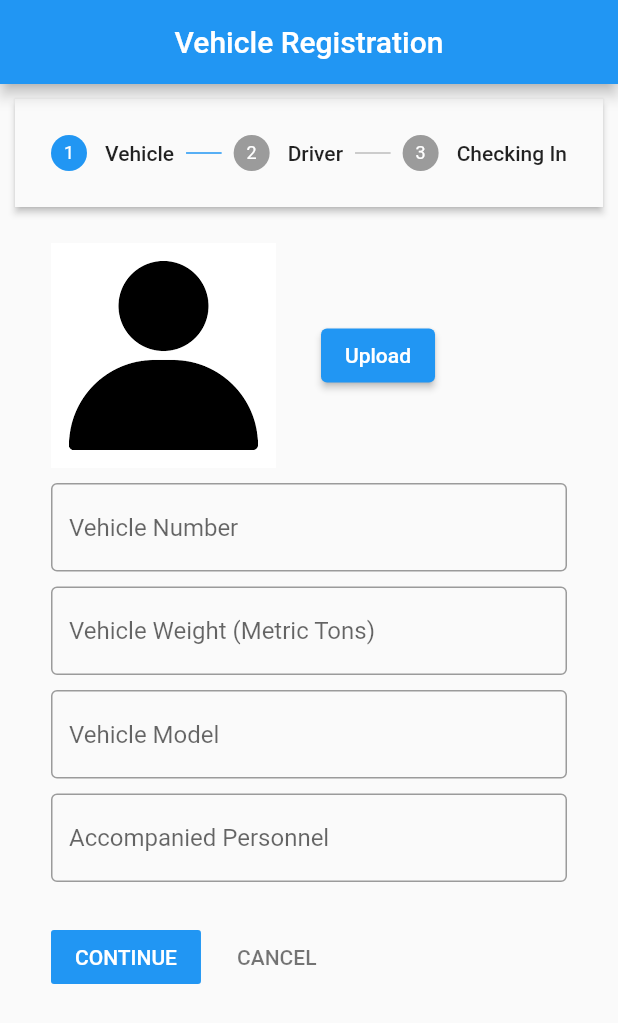
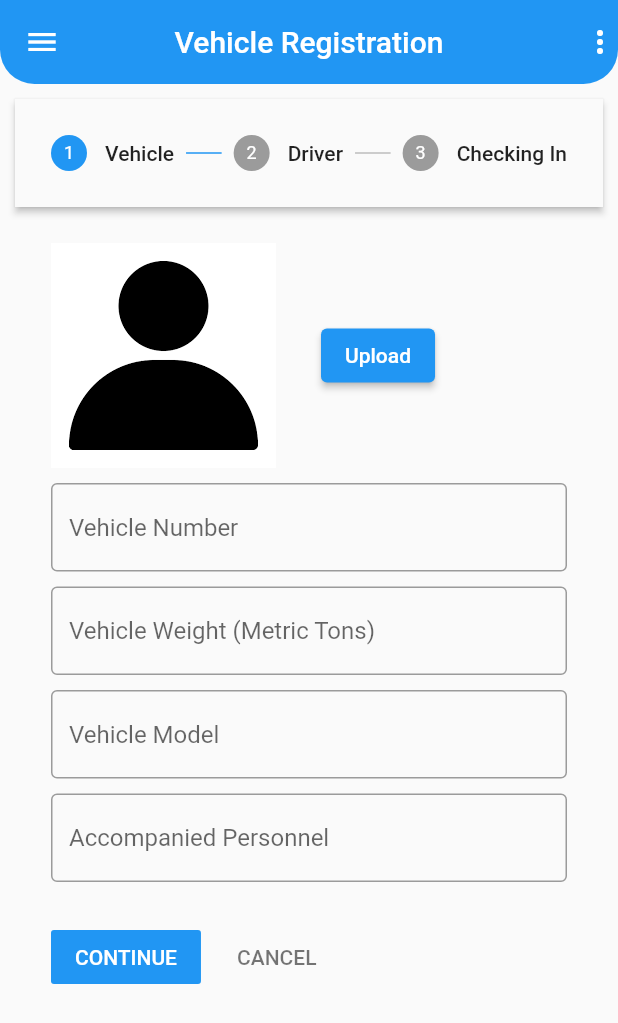
Before and after one commit to apexpre-dator/YardMaster, a Flutter app: the screen it shows after launch, after a tap on "Incoming", on a phone screen of 412 x 824 dp. Shown: the top 1023 px of the screen. Run offline on Flutter 3.47's test engine with Material 2 defaults, Android fonts, the phone set to English and light mode, and no system bars; our stand-ins replace cloud_firestore, custom_radio_grouped_button, dropdown_button2, firebase_core, firebase_storage, image_picker and 3 more; missing offline and left inert: qr_code_scanner; accounts and stored records are empty; network calls fail.

Commit message:
Up Optimized & Bug Fixes

```diff
--- a/lib/main.dart
+++ b/lib/main.dart
@@ -18,14 +18,16 @@ class MyApp extends StatelessWidget {
   @override
   Widget build(BuildContext context) {
     return MaterialApp(
-        title: 'YMS',
+        title: 'YardMaster',
         theme: ThemeData(
           primarySwatch: Colors.blue,
         ),
+        debugShowCheckedModeBanner: false,
         home: const HomeScreen(),
         routes: {
           QRViewExample.routeName: (context) => const QRViewExample(),
-          OutgoingRegistration.routeName: (context) => const OutgoingRegistration(vRegNo: ""),
+          OutgoingRegistration.routeName: (context) =>
+              const OutgoingRegistration(vRegNo: ""),
           IncomingRegistration.routeName: (context) =>
               const IncomingRegistration(),
         });
--- a/lib/screens/IncomingRegistration.dart
+++ b/lib/screens/IncomingRegistration.dart
@@ -53,9 +53,7 @@ class _IncomingRegistrationState extends State<IncomingRegistration> {
       final image = await ImagePicker().pickImage(source: ImageSource.gallery);
       if (image == null) return;
       final imageTemp = File(image.path);
-      setState(() {
-        vehicleImage = imageTemp;
-      });
+
       setState(() {
         if (flag) {
           vehicleImage = imageTemp;
@@ -72,22 +70,22 @@ class _IncomingRegistrationState extends State<IncomingRegistration> {
     setState(() {
       _isLoading = true;
     });
-    if (vModelController.text.isEmpty ||
-        vNoController.text.isEmpty ||
-        vWeightController.text.isEmpty ||
-        personsController.text.isEmpty ||
-        objectiveController.text.isEmpty ||
-        sourceController.text.isEmpty ||
-        dIdController.text.isEmpty ||
-        dNameController.text.isEmpty ||
-        dlNoController.text.isEmpty ||
-        addressController.text.isEmpty ||
-        phoneController.text.isEmpty) {
-      const snackBar = SnackBar(
-        content: Text('Please fill in all the fields correctly!'),
-      );
-      ScaffoldMessenger.of(context).showSnackBar(snackBar);
-    }
+    // if (vModelController.text.isEmpty ||
+    //     vNoController.text.isEmpty ||
+    //     vWeightController.text.isEmpty ||
+    //     personsController.text.isEmpty ||
+    //     objectiveController.text.isEmpty ||
+    //     sourceController.text.isEmpty ||
+    //     dIdController.text.isEmpty ||
+    //     dNameController.text.isEmpty ||
+    //     dlNoController.text.isEmpty ||
+    //     addressController.text.isEmpty ||
+    //     phoneController.text.isEmpty) {
+    //   const snackBar = SnackBar(
+    //     content: Text('Please fill in all the fields correctly!'),
+    //   );
+    //   ScaffoldMessenger.of(context).showSnackBar(snackBar);
+    // }
     driver = Driver(
       dId: dIdController.text,
       dName: dNameController.text,
@@ -154,11 +152,24 @@ class _IncomingRegistrationState extends State<IncomingRegistration> {
 
   @override
   Widget build(BuildContext context) {
-    return MaterialApp(
-      home: Scaffold(
+    return Scaffold(
       appBar: AppBar(
         title: const Text("Vehicle Registration"),
         centerTitle: true,
+        elevation: 0,
+        leading: Icon(
+          Icons.menu,
+        ),
+        actions: const [
+          Icon(
+            Icons.more_vert,
+          ),
+        ],
+        shape: RoundedRectangleBorder(
+          borderRadius: BorderRadius.vertical(
+            bottom: Radius.circular(23),
+          ),
+        ),
       ),
       body: _isLoading
           ? Center(
@@ -208,6 +219,10 @@ class _IncomingRegistrationState extends State<IncomingRegistration> {
                         const SizedBox(
                           height: 45,
                         ),
+                        CustomDisplay(title: "Assigned Parking Lot "),
+                        CustomDisplay(title: "$lotNo"),
+                        CustomDisplay(title: "Assigned Dock No "),
+                        CustomDisplay(title: "$dockNo"),
                         ElevatedButton(
                           onPressed: () {
                             Navigator.of(context).pop();
@@ -230,8 +245,7 @@ class _IncomingRegistrationState extends State<IncomingRegistration> {
                             currentStep -= 1;
                           }),
                     onStepContinue: () {
-                        bool isLastStep =
-                            (currentStep == getSteps().length - 1);
+                      bool isLastStep = (currentStep == getSteps().length - 1);
                       if (isLastStep) {
                         FocusScope.of(context).unfocus();
                         registerVehicle(context);
@@ -246,7 +260,6 @@ class _IncomingRegistrationState extends State<IncomingRegistration> {
                     }),
                     steps: getSteps(),
                   )),
-      ),
     );
   }
 
@@ -437,8 +450,8 @@ class _IncomingRegistrationState extends State<IncomingRegistration> {
             Container(
               margin: const EdgeInsets.only(bottom: 10),
               child: TextField(
-                maxLines: 5,
-                minLines: 2,
+                maxLines: 2,
+                minLines: 1,
                 controller: addressController,
                 onSubmitted: (v) {},
                 decoration: const InputDecoration(
@@ -489,17 +502,19 @@ class _IncomingRegistrationState extends State<IncomingRegistration> {
             Container(
               margin: const EdgeInsets.only(bottom: 10),
               child: TextField(
-                maxLines: 5,
-                minLines: 3,
+                maxLines: 2,
+                minLines: 1,
                 controller: sourceController,
                 onSubmitted: (v) {},
                 decoration: const InputDecoration(
-                  hintText: 'Source Address',
+                  hintText: 'Enter Source Address',
                   border: OutlineInputBorder(),
                 ),
               ),
             ),
-            TextField(
+            Padding(
+              padding: const EdgeInsets.all(8.0),
+              child: TextField(
                 controller: timeIncoming, //editing controller of this TextField
                 decoration: const InputDecoration(
                   icon: Icon(Icons.timer), //icon of text field
@@ -523,6 +538,7 @@ class _IncomingRegistrationState extends State<IncomingRegistration> {
                     print("Time is not selected");
                   }
                 },
+              ),
             ),
             CustomDisplay(title: 'Parking Lot'),
             Container(
--- a/lib/screens/home.dart
+++ b/lib/screens/home.dart
@@ -36,8 +36,22 @@ class _HomeScreenState extends State<HomeScreen> with TickerProviderStateMixin {
   Widget build(BuildContext context) {
     return Scaffold(
       appBar: AppBar(
-        title: const Text("Yard Management System"),
+        title: const Text("YardMaster"),
         centerTitle: true,
+        elevation: 0,
+        leading: const Icon(
+          Icons.menu,
+        ),
+        actions: const [
+          Icon(
+            Icons.more_vert,
+          ),
+        ],
+        shape: RoundedRectangleBorder(
+          borderRadius: BorderRadius.vertical(
+            bottom: Radius.circular(23),
+          ),
+        ),
       ),
       body: TabBarView(
         controller: _motionTabBarController,
@@ -49,18 +63,17 @@ class _HomeScreenState extends State<HomeScreen> with TickerProviderStateMixin {
               child: Column(
                 crossAxisAlignment: CrossAxisAlignment.center,
                 children: [
+                  Image.network(
+                      "https://cdn.corporate.walmart.com/dims4/WMT/71169a3/2147483647/strip/true/crop/2389x930+0+0/resize/980x381!/quality/90/?url=https%3A%2F%2Fcdn.corporate.walmart.com%2Fd6%2Fe7%2F48e91bac4a8ca8f22985b3682370%2Fwalmart-logos-lockupwtag-horiz-blu-rgb.png"),
                   GestureDetector(
                     onTap: () {
                       print('here');
                       Navigator.of(context)
                           .pushNamed(IncomingRegistration.routeName);
                     },
+                    child: Card(
+                      elevation: 0,
                       child: Container(
-                      decoration: BoxDecoration(
-                          border: Border.all(
-                        color: Colors.black54,
-                        width: 3,
-                      )),
                         height: 180,
                         child: Row(
                           mainAxisAlignment: MainAxisAlignment.spaceEvenly,
@@ -79,25 +92,24 @@ class _HomeScreenState extends State<HomeScreen> with TickerProviderStateMixin {
                         ),
                       ),
                     ),
+                  ),
                   const SizedBox(
                     height: 30,
                   ),
+                  Divider(),
                   GestureDetector(
                     onTap: () {
-                      // Navigator.of(context)
-                      //               .pushNamed(QRViewExample.routeName);
+                      Navigator.of(context)
+                                    .pushNamed(QRViewExample.routeName);
                       // Navigator.of(context).pop();
-                      Navigator.of(context).push(MaterialPageRoute(
-                        builder: (context) => OutgoingRegistration(
-                            vRegNo: "e68615c0-3c63-11ee-a167-893336dfd0f6"),
-                      ));
+                      // Navigator.of(context).push(MaterialPageRoute(
+                      //   builder: (context) => const OutgoingRegistration(
+                      //       vRegNo: "47465090-3ce2-11ee-bd4b-81b16a178a14"),
+                      // ));
                     },
+                    child: Card(
+                      elevation: 0,
                       child: Container(
-                      decoration: BoxDecoration(
-                          border: Border.all(
-                        color: Colors.black54,
-                        width: 3,
-                      )),
                         height: 180,
                         child: Row(
                           mainAxisAlignment: MainAxisAlignment.spaceEvenly,
@@ -116,17 +128,18 @@ class _HomeScreenState extends State<HomeScreen> with TickerProviderStateMixin {
                         ),
                       ),
                     ),
+                  ),
                 ],
               ),
             ),
           ),
           Container(
-            child: Center(
+            child: const Center(
               child: Text("Records"),
             ),
           ),
           Container(
-            child: Center(
+            child: const Center(
               child: Text("Dashboard"),
             ),
           ),
@@ -142,7 +155,7 @@ class _HomeScreenState extends State<HomeScreen> with TickerProviderStateMixin {
         ],
         initialSelectedTab: "Home",
         tabIconColor: Colors.white,
-        tabSelectedColor: Colors.red,
+        tabSelectedColor: Colors.amber,
         onTabItemSelected: (int value) {
           setState(() {
             _motionTabBarController?.index = value;
@@ -153,7 +166,8 @@ class _HomeScreenState extends State<HomeScreen> with TickerProviderStateMixin {
           Icons.receipt,
           Icons.person,
         ],
-        textStyle: const TextStyle(color: Colors.white),
+        textStyle:
+            const TextStyle(color: Colors.amber, fontWeight: FontWeight.bold),
       ),
     );
   }
--- a/lib/screens/qr_scan.dart
+++ b/lib/screens/qr_scan.dart
@@ -52,7 +52,7 @@ class _QRViewExampleState extends State<QRViewExample> {
                             OutgoingRegistration(vRegNo: result!.code!),
                       ));
                     },
-                    child: Text('Proceed'),
+                    child: Text('Verify Vehicle'),
                   )
                 else
                   Container(
--- a/lib/widgets/custom_display.dart
+++ b/lib/widgets/custom_display.dart
@@ -11,17 +11,17 @@ class CustomDisplay extends StatelessWidget {
   Widget build(BuildContext context) {
     return Container(
       width: double.infinity,
-      decoration: BoxDecoration(
-          border: Border.all(color: Colors.black45),
-          borderRadius: const BorderRadius.all(Radius.circular(5))),
+      // decoration: BoxDecoration(
+      //     border: Border.all(color: Colors.black45),
+      //     borderRadius: const BorderRadius.all(Radius.circular(5))),
       padding: const EdgeInsets.symmetric(
-        horizontal: 20,
-        vertical: 10,
+        horizontal: 8,
+        vertical: 3,
       ),
       child: Text(
         title,
         style: const TextStyle(
-          fontSize: 18,
+          fontSize: 16,
         ),
       ),
     );
```
Also changed, not shown: lib/screens/outgoingVehicles.dart (+41 -13 lines). Lines whose indentation alone changed are shown as unchanged.
